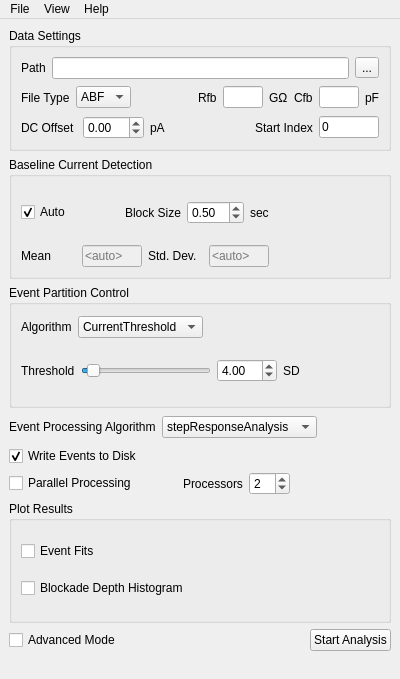
This is qtgui/SettingsWindow.ui in usnistgov/mosaic as Qt 5 draws it before an edit. The edited form follows.
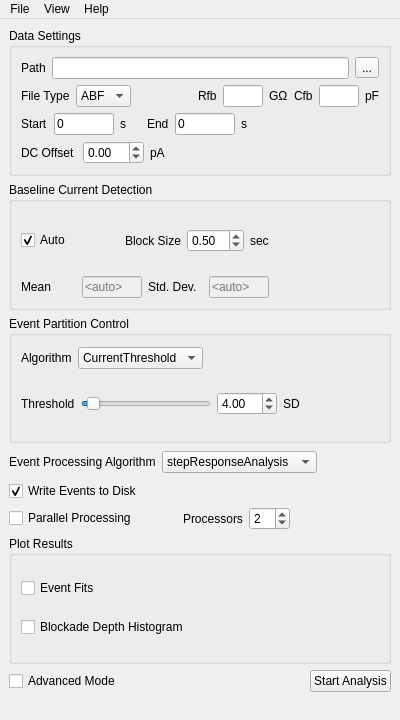
This is the edited form.

The edit to the form file:
```diff
--- a/qtgui/SettingsWindow.ui
+++ b/qtgui/SettingsWindow.ui
@@ -10,7 +10,7 @@
     <x>0</x>
     <y>0</y>
     <width>400</width>
-    <height>679</height>
+    <height>720</height>
    </rect>
   </property>
   <property name="sizePolicy">
@@ -22,13 +22,13 @@
   <property name="minimumSize">
    <size>
     <width>400</width>
-    <height>650</height>
+    <height>720</height>
    </size>
   </property>
   <property name="maximumSize">
    <size>
-    <width>400</width>
-    <height>679</height>
+    <width>430</width>
+    <height>725</height>
    </size>
   </property>
   <property name="windowTitle">
@@ -185,6 +185,117 @@
          </item>
         </layout>
        </item>
+       <item>
+        <layout class="QHBoxLayout" name="horizontalLayout_17">
+         <item>
+          <widget class="QLabel" name="label_20">
+           <property name="text">
+            <string>Start</string>
+           </property>
+          </widget>
+         </item>
+         <item>
+          <widget class="QLineEdit" name="startIndexLineEdit">
+           <property name="enabled">
+            <bool>true</bool>
+           </property>
+           <property name="minimumSize">
+            <size>
+             <width>40</width>
+             <height>0</height>
+            </size>
+           </property>
+           <property name="maximumSize">
+            <size>
+             <width>60</width>
+             <height>16777215</height>
+            </size>
+           </property>
+           <property name="text">
+            <string>0</string>
+           </property>
+           <property name="placeholderText">
+            <string/>
+           </property>
+          </widget>
+         </item>
+         <item>
+          <widget class="QLabel" name="label_22">
+           <property name="text">
+            <string>s</string>
+           </property>
+          </widget>
+         </item>
+         <item>
+          <spacer name="horizontalSpacer_7">
+           <property name="orientation">
+            <enum>Qt::Horizontal</enum>
+           </property>
+           <property name="sizeType">
+            <enum>QSizePolicy::Fixed</enum>
+           </property>
+           <property name="sizeHint" stdset="0">
+            <size>
+             <width>15</width>
+             <height>20</height>
+            </size>
+           </property>
+          </spacer>
+         </item>
+         <item>
+          <widget class="QLabel" name="label_21">
+           <property name="text">
+            <string>End</string>
+           </property>
+          </widget>
+         </item>
+         <item>
+          <widget class="QLineEdit" name="endIndexLineEdit">
+           <property name="enabled">
+            <bool>true</bool>
+           </property>
+           <property name="minimumSize">
+            <size>
+             <width>40</width>
+             <height>0</height>
+            </size>
+           </property>
+           <property name="maximumSize">
+            <size>
+             <width>60</width>
+             <height>16777215</height>
+            </size>
+           </property>
+           <property name="text">
+            <string>0</string>
+           </property>
+           <property name="placeholderText">
+            <string/>
+           </property>
+          </widget>
+         </item>
+         <item>
+          <widget class="QLabel" name="label_23">
+           <property name="text">
+            <string>s</string>
+           </property>
+          </widget>
+         </item>
+         <item>
+          <spacer name="horizontalSpacer_9">
+           <property name="orientation">
+            <enum>Qt::Horizontal</enum>
+           </property>
+           <property name="sizeHint" stdset="0">
+            <size>
+             <width>40</width>
+             <height>20</height>
+            </size>
+           </property>
+          </spacer>
+         </item>
+        </layout>
+       </item>
        <item>
         <layout class="QHBoxLayout" name="horizontalLayout_9">
          <item>
@@ -228,38 +339,6 @@
            </property>
           </spacer>
          </item>
-         <item>
-          <widget class="QLabel" name="label_20">
-           <property name="text">
-            <string>Start Index</string>
-           </property>
-          </widget>
-         </item>
-         <item>
-          <widget class="QLineEdit" name="startIndexLineEdit">
-           <property name="enabled">
-            <bool>true</bool>
-           </property>
-           <property name="minimumSize">
-            <size>
-             <width>40</width>
-             <height>0</height>
-            </size>
-           </property>
-           <property name="maximumSize">
-            <size>
-             <width>60</width>
-             <height>16777215</height>
-            </size>
-           </property>
-           <property name="text">
-            <string>0</string>
-           </property>
-           <property name="placeholderText">
-            <string>0</string>
-           </property>
-          </widget>
-         </item>
         </layout>
        </item>
       </layout>
```
Left out of the diff: 16 changed lines with no effect on the pictures.
